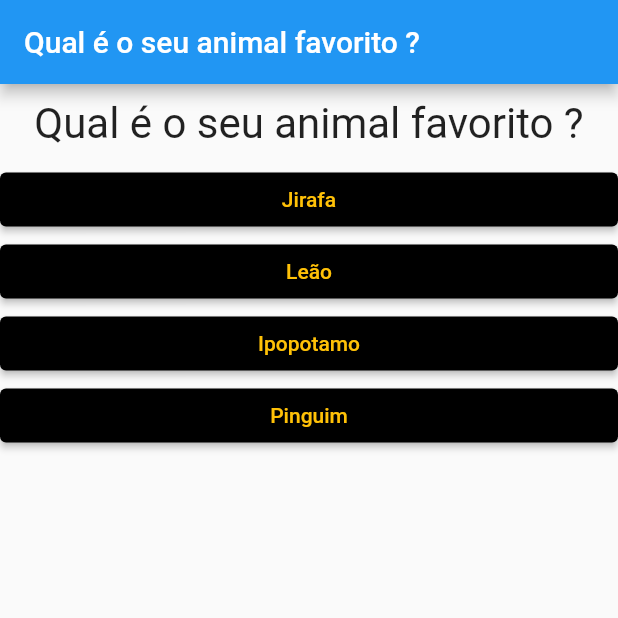
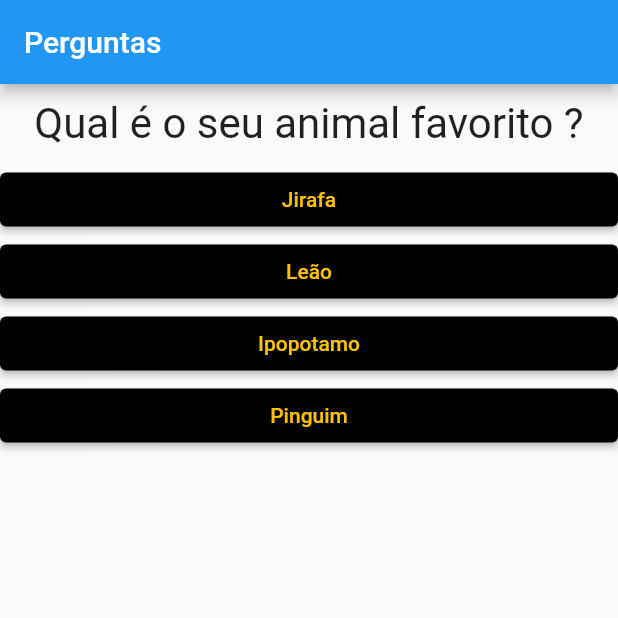
Before and after one commit to souza99/primeiro_projeto, a Flutter app: the screen it shows after launch, after a tap on "Preto", on a phone screen of 412 x 824 dp, the top half of it. Run offline on Flutter 3.47's test engine with Material 2 defaults, Android fonts, the phone set to English and light mode, and no system bars.

```diff
--- a/lib/main.dart
+++ b/lib/main.dart
@@ -7,15 +7,7 @@ main() => runApp(new PerguntaApp());
 class _PerguntaAppState extends State<PerguntaApp> {
   var _perguntaSelecionada = 0;
 
-  void _responder() {
-    setState(() {
-      _perguntaSelecionada++;
-    });
-  }
-
-  @override
-  Widget build(BuildContext context) {
-    final List<Map<String, Object>> perguntas = [
+  final List<Map<String, Object>> _perguntas = const [
     {
       'texto': "Qual a sua cor favorita ?",
       'respostas': ["Preto", "Azul", "Amarelo", "Verde", "Laranja"],
@@ -30,8 +22,27 @@ class _PerguntaAppState extends State<PerguntaApp> {
     }
   ];
 
-    List<String> respostas =
-        perguntas[_perguntaSelecionada].cast()['respostas'];
+  void _responder() {
+    if (temPerguntaSelecionada) {
+      setState(() {
+        _perguntaSelecionada++;
+      });
+    }
+
+    print(
+        '_perguntaSelecionada: ${_perguntaSelecionada} \n tamanho: ${_perguntas.length}');
+  }
+
+  bool get temPerguntaSelecionada {
+    return _perguntaSelecionada < _perguntas.length;
+  }
+
+  @override
+  Widget build(BuildContext context) {
+    List<String> respostas = temPerguntaSelecionada
+        ? _perguntas[_perguntaSelecionada].cast()['respostas']
+        : [];
+
     //Cria uma lista com os meus botões para usar depois
     List<Widget> widgets =
         respostas.map((texto) => Resposta(texto, _responder)).toList();
@@ -46,17 +57,20 @@ class _PerguntaAppState extends State<PerguntaApp> {
           appBar: AppBar(
             //Passar o index do ITEM na lista,
             //e passar a chave para pegar o valor que ela contem
-            title: Text(perguntas[_perguntaSelecionada]['texto'].toString()),
+            title: Text("Perguntas"),
           ),
-          body: Column(
+          body: temPerguntaSelecionada
+              ? Column(
                   children: <Widget>[
-              Questao(perguntas[_perguntaSelecionada]['texto'].toString()),
+                    Questao(
+                        _perguntas[_perguntaSelecionada]['texto'].toString()),
                     //"..." é um Operador spred
                     // Vai trazer todos os items da lista
                     // para adicionar na lista "children: <Widget>["
                     ...widgets
                   ],
-          )),
+                )
+              : null),
     );
   }
 }
```
Lines whose indentation alone changed are shown as unchanged.
